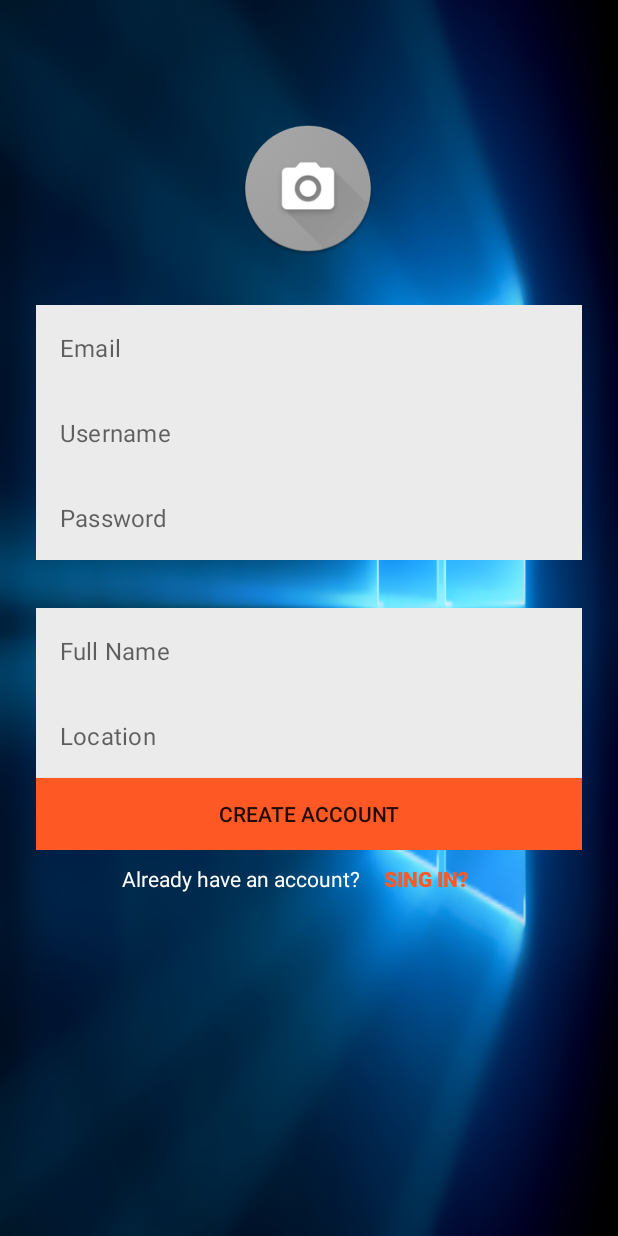
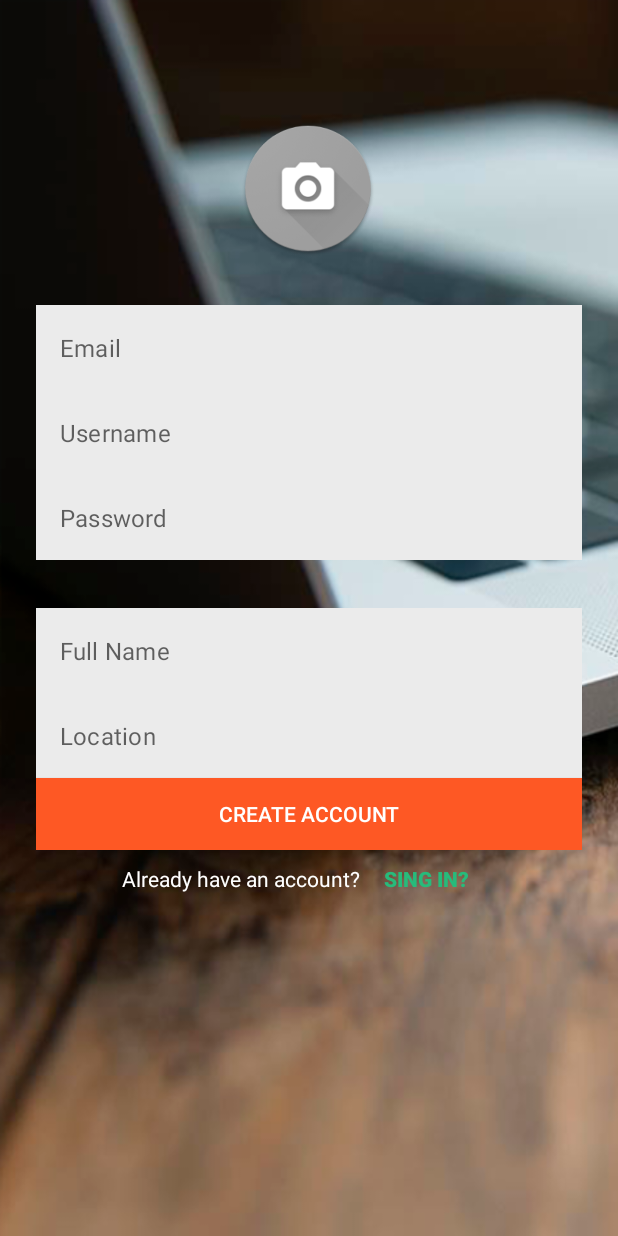
Before and after one commit to ricardomorarey/Interface, an Android app: the LoginActivity screen opened directly, with no data from a screen before it, on a phone screen of 412 x 824 dp. Run offline under Robolectric (Android 15) with nearby library versions, the light colour scheme and no system bars.

Commit message:
update login

```diff
--- a/app/src/main/res/layout/activity_login.xml
+++ b/app/src/main/res/layout/activity_login.xml
@@ -55,6 +55,7 @@
                 android:layout_height="match_parent"
                 android:background="@color/colorPrimaryDark"
                 android:text="CREATE ACCOUNT"
+                android:textColor="@android:color/white"
                 />
         </LinearLayout>
 
@@ -132,7 +133,7 @@
                 android:background="?selectableItemBackground"
                 android:fontFamily="sans-serif-black"
                 android:text="Sing In?"
-                android:textColor="@color/colorPrimaryDark"/>
+                android:textColor="#27BB7B"/>
         </LinearLayout>
     </androidx.constraintlayout.widget.ConstraintLayout>
 </androidx.core.widget.NestedScrollView>
```
Also changed, not shown: app/src/main/res/drawable/fondowindows.png.
